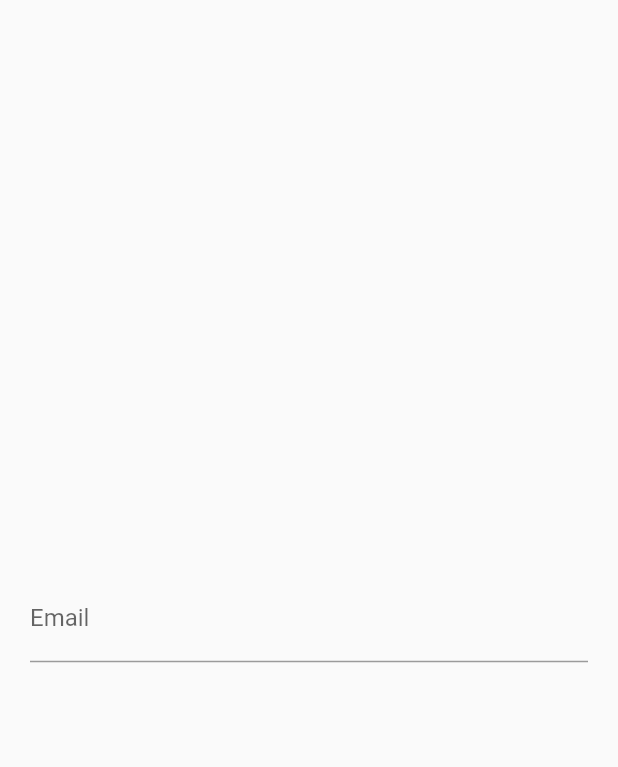
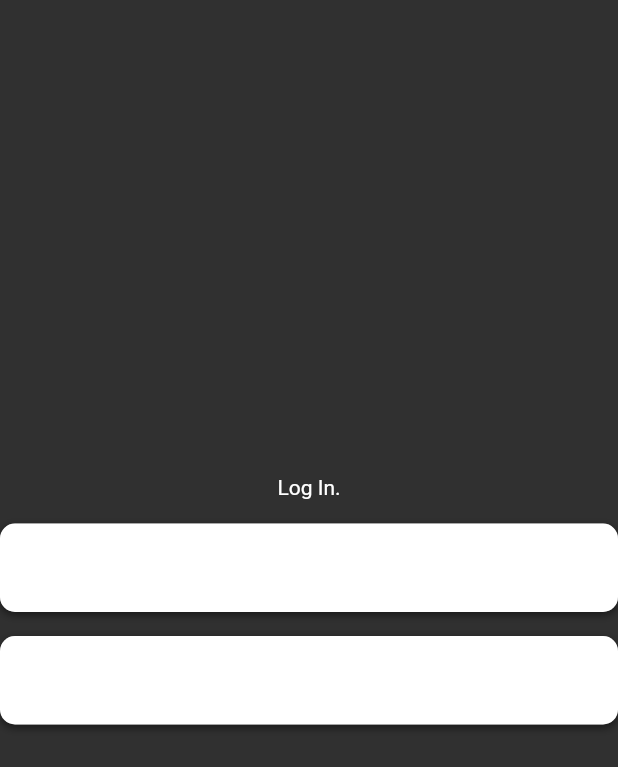
Before and after one commit to kduvk/bookshelfApp, a Flutter app: the screen it shows after launch, on a phone screen of 412 x 824 dp. Shown: the top 767 px of the screen. Run offline on Flutter 3.47's test engine with Material 2 defaults, Android fonts, the phone set to English and light mode, and no system bars.

Commit message:
basic login page UI implemented

```diff
--- a/bookshelf_app/lib/main.dart
+++ b/bookshelf_app/lib/main.dart
@@ -4,9 +4,12 @@ import 'package:bookshelf_app/screens/login/login.dart';
 void main() => runApp(MyApp());
 
 class MyApp extends StatelessWidget {
+  const MyApp({super.key});
+
   @override
   Widget build(BuildContext context) {
     return MaterialApp(
+      theme: ThemeData.dark(),
       home: OLogin(),
     );
   }
--- a/bookshelf_app/lib/screens/login/login.dart
+++ b/bookshelf_app/lib/screens/login/login.dart
@@ -1,19 +1,52 @@
 import 'package:flutter/material.dart';
 
 class OLogin extends StatelessWidget {
+  const OLogin({Key? key}) : super(key: key);
+
   @override
   Widget build(BuildContext context) {
-    return Scaffold(
-      body: Padding(
-          padding: EdgeInsets.all(20.0),
-          child: Column(
-            mainAxisAlignment: MainAxisAlignment.center,
-            children: [
-              TextField(
-                decoration: InputDecoration(labelText: 'Email'),
-              )
-            ],
-          )),
+    return Material(
+      child: Container(
+        child: Column(
+          mainAxisAlignment: MainAxisAlignment.center,
+          children: <Widget>[
+            const Text(
+              "Log In.",
+              softWrap: true,
+              style: TextStyle(color: Colors.white),
+            ),
+            const SizedBox(
+              height: 16.0,
+            ),
+            _textField("Email"),
+            const SizedBox(height: 16.0),
+            _textField("Password"),
+            const SizedBox(
+              height: 24.0,
+            )
+          ],
+        ),
+      ),
+    );
+  }
+
+  Widget _textField(String label) {
+    return Container(
+      decoration: BoxDecoration(
+          color: Colors.white,
+          borderRadius: BorderRadius.circular(10.0),
+          boxShadow: [
+            BoxShadow(
+                color: Colors.black.withOpacity(0.5),
+                offset: const Offset(0.0, 2.0),
+                blurRadius: 4.0)
+          ]),
+      child: TextField(
+        decoration: InputDecoration(
+            labelText: label,
+            border:
+                OutlineInputBorder(borderRadius: BorderRadius.circular(10.0))),
+      ),
     );
   }
 }
```
